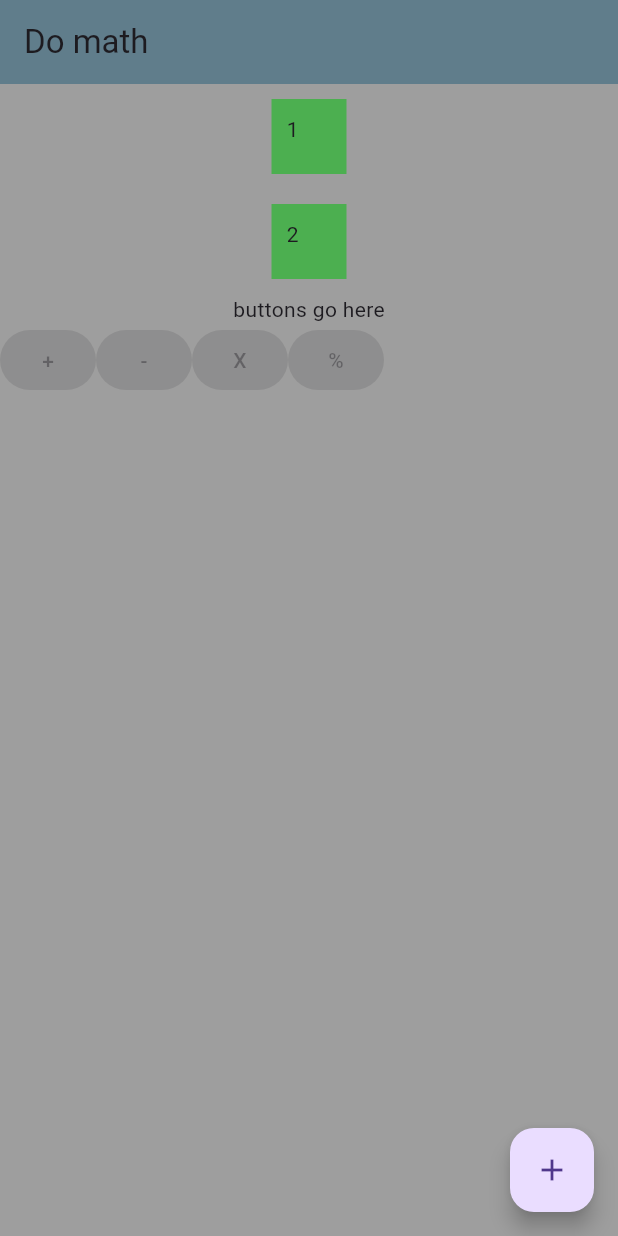
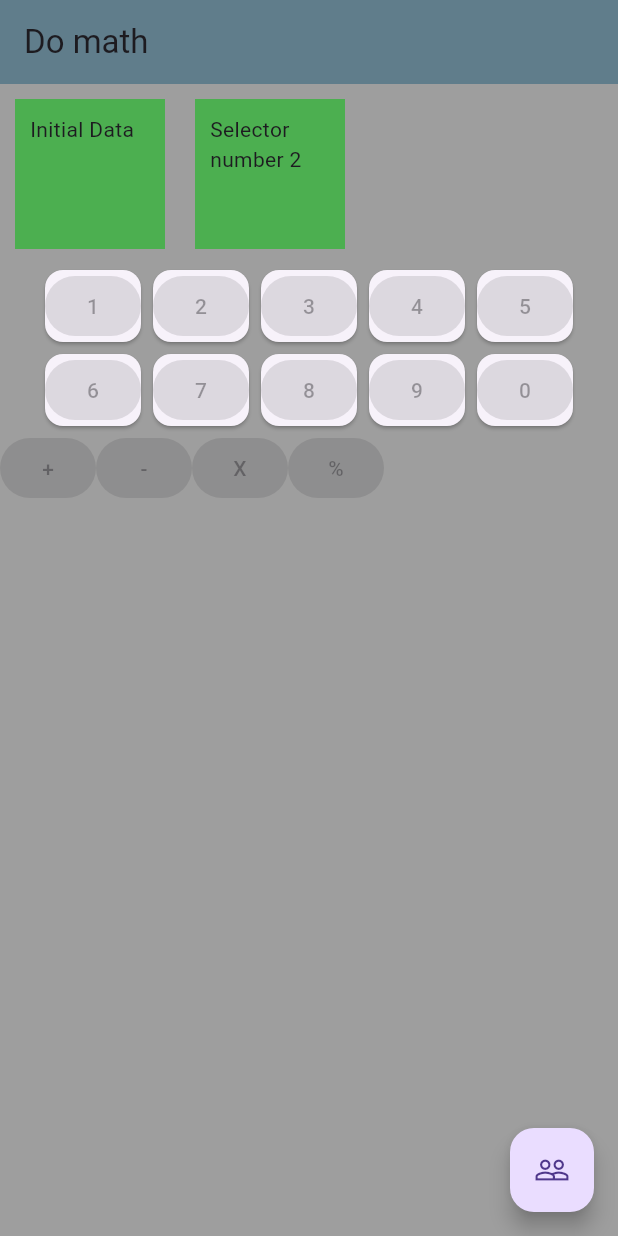
Before and after one commit to DylanBozarth/currency-converter, a Flutter app: the screen it shows after launch, on a phone screen of 412 x 824 dp. Run offline on Flutter 3.47's test engine with Material 3 defaults, Android fonts, the phone set to English and light mode, and no system bars.

Commit message:
using state

```diff
--- a/lib/main.dart
+++ b/lib/main.dart
@@ -1,4 +1,3 @@
-import 'package:currencyconverter/basics.dart';
 import 'package:flutter/material.dart';
 
 void main() {
@@ -13,6 +12,15 @@ class MathMaker extends StatefulWidget {
 }
 
 class _MathMakerState extends State<MathMaker> {
+  String data = 'Initial Data'; // state is here
+  int firstOperator = 0;
+  int secondOperator = 0;
+  void test() {
+    setState(() {
+      data = 'BLAH';
+    });
+  }
+
   @override
   Widget build(BuildContext context) {
     return MaterialApp(
@@ -22,25 +30,80 @@ class _MathMakerState extends State<MathMaker> {
             backgroundColor: Colors.blueGrey, title: const Text('Do math')),
         body: Column(
           children: [
+            Row(
+              children: [
                 Container(
                   color: Colors.green,
                   margin: const EdgeInsets.all(10),
                   padding: const EdgeInsets.all(10),
-              height: 50,
-              width: 50,
-              child: const Text('1'), //Selector number 1
+                  height: 100,
+                  width: 100,
+                  child: Text(data), //Selector number 1
                 ),
                 Container(
                   color: Colors.green,
                   margin: const EdgeInsets.all(10),
                   padding: const EdgeInsets.all(10),
-              height: 50,
-              width: 50,
-              child: const Text('2'), // selector number 2
+                  height: 100,
+                  width: 100,
+                  child: const Text('Selector number 2'), // selector number 2
+                )
+              ],
             ),
-            const Column(
+            const Wrap(
+              alignment: WrapAlignment
+                  .start, // Align children to the start of each line
               children: [
-                Text('buttons go here'),
+                Card(
+                    child: ElevatedButton(
+                  onPressed: null,
+                  child: Text('1'),
+                )),
+                Card(
+                    child: ElevatedButton(
+                  onPressed: null,
+                  child: Text('2'),
+                )),
+                Card(
+                    child: ElevatedButton(
+                  onPressed: null,
+                  child: Text('3'),
+                )),
+                Card(
+                    child: ElevatedButton(
+                  onPressed: null,
+                  child: Text('4'),
+                )),
+                Card(
+                    child: ElevatedButton(
+                  onPressed: null,
+                  child: Text('5'),
+                )),
+                Card(
+                    child: ElevatedButton(
+                  onPressed: null,
+                  child: Text('6'),
+                )),
+                Card(
+                    child: ElevatedButton(
+                  onPressed: null,
+                  child: Text('7'),
+                )),
+                Card(
+                    child: ElevatedButton(
+                  onPressed: null,
+                  child: Text('8'),
+                )),
+                Card(
+                    child: ElevatedButton(
+                  onPressed: null,
+                  child: Text('9'),
+                )),
+                Card(
+                    child: ElevatedButton(
+                  onPressed: null,
+                  child: Text('0'),
+                ))
               ],
             ),
             const Row(
@@ -69,8 +132,8 @@ class _MathMakerState extends State<MathMaker> {
             ),
           ],
         ),
-        floatingActionButton: FloatingActionButton(
-            child: const Icon(Icons.add), onPressed: () {}),
+        floatingActionButton: const FloatingActionButton(
+            onPressed: null, child: Icon(Icons.people_outline)),
       ),
     );
   }
```
Lines whose indentation alone changed are shown as unchanged.
